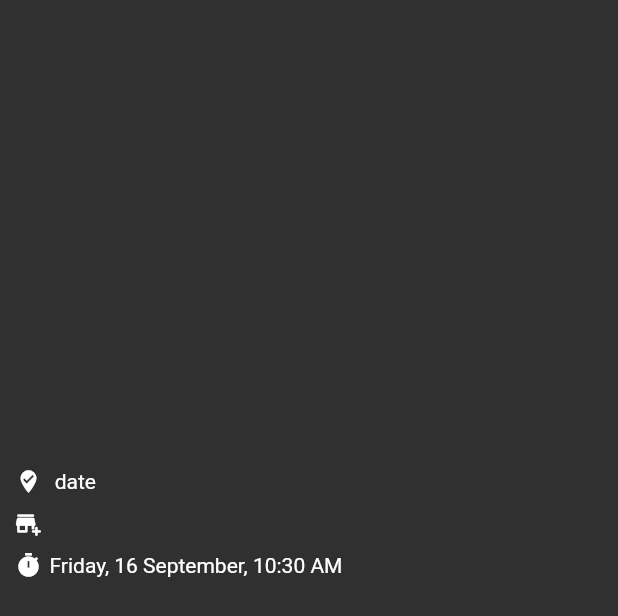
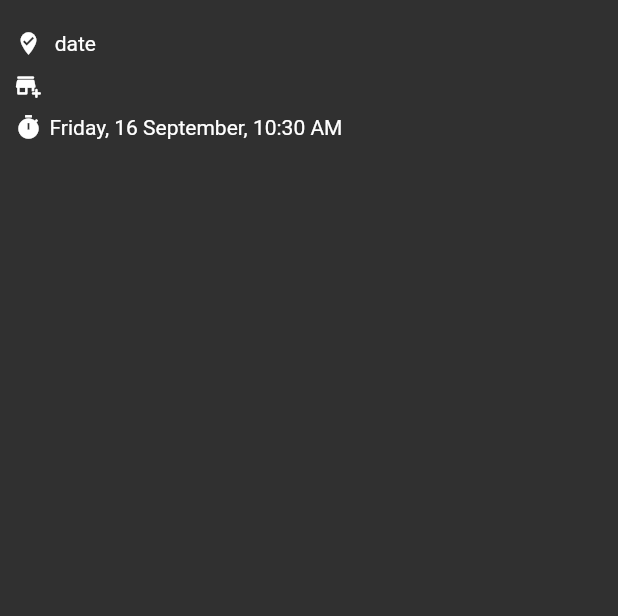
Before and after one commit to maym5/tryst_dating, a Flutter app: the DateInfo widget shown alone on an empty page, opened directly with empty values, on a phone screen of 412 x 824 dp. Shown: the top 616 px of the screen. Run offline on Flutter 3.47's test engine with Material 2 defaults, Android fonts, the phone set to English and light mode, and no system bars; our stand-ins replace cloud_firestore, dio, expandable_text, firebase_auth, firebase_core, firebase_messaging and 5 more; missing offline and left inert: reorderable_grid, simple_ripple_animation; accounts and stored records are empty; network calls fail.

Commit message:
fixed match_card.dart layout problem

```diff
--- a/lib/main.dart
+++ b/lib/main.dart
@@ -1,6 +1,5 @@
 import 'package:firebase_core/firebase_core.dart';
 import 'package:flutter/material.dart';
-import 'package:rendezvous_beta_v3/pages/dialogue_test_page.dart';
 import 'package:rendezvous_beta_v3/pages/discover_page.dart';
 import 'package:rendezvous_beta_v3/pages/home_page.dart';
 import 'package:rendezvous_beta_v3/pages/intro_page.dart';
@@ -42,7 +41,6 @@ class Rendezvous extends StatelessWidget {
         SignUpPage.id : (BuildContext context) => const SignUpPage(),
         LoginPage.id : (BuildContext context) => const LoginPage(),
         DiscoverPage.id : (BuildContext context) => const DiscoverPage(),
-        DialogueTestPage.id : (BuildContext context) => const DialogueTestPage(),
       },
     );
   }
--- a/lib/models/dates_model.dart
+++ b/lib/models/dates_model.dart
@@ -132,6 +132,7 @@ class DatesModel {
 
   Future<void> rescheduleDate(BuildContext context,
       {bool pickAnother = false}) async {
+    print("here");
     if (dateData != null && dateData?.venueID != null) {
       final Map _venueData =
           await GooglePlacesService().venueFromId(dateData!.venueID!);
--- a/lib/pages/loading_page.dart
+++ b/lib/pages/loading_page.dart
@@ -4,7 +4,6 @@ import 'package:flutter/material.dart';
 import 'package:rendezvous_beta_v3/animations/fade_in_animation.dart';
 import 'package:rendezvous_beta_v3/animations/text_fade_in.dart';
 import 'package:rendezvous_beta_v3/constants.dart';
-import 'package:rendezvous_beta_v3/pages/dialogue_test_page.dart';
 import 'package:rendezvous_beta_v3/pages/home_page.dart';
 import 'package:rendezvous_beta_v3/pages/intro_page.dart';
 import 'package:rendezvous_beta_v3/pages/user_edit_page.dart';
@@ -37,7 +36,7 @@ class _LoadingPageState extends State<LoadingPage> {
                 if (doc.exists) {
                   await UserData().getUserData();
                   setState(() => _showIndicator = false);
-                  Navigator.pushNamed(context, DialogueTestPage.id);
+                  Navigator.pushNamed(context, HomePage.id);
                 } else {
                   Navigator.pushNamed(context, UserEditPage.id);
                 }
--- a/lib/widgets/match_card.dart
+++ b/lib/widgets/match_card.dart
@@ -52,12 +52,25 @@ class _DateCardState extends State<DateCard>
     return Stack(
       children: <Widget>[
         NameAndButtons(data: widget.data),
-        _circleAvatar,
-        _thereIsADate ? DateInfo(
+        Row(
+          children: [
+            _thereIsADate ? Expanded(
+              flex: 2,
+              child: DateInfo(
                 venue: widget.data.venue!,
                 dateTime: widget.data.dateTime!,
                 dateType: widget.data.dateType!,
+              ),
             ): Container(),
+            Expanded(child: _circleAvatar, flex: 1,)
+          ],
+        ),
+        // _circleAvatar,
+        // _thereIsADate ? DateInfo(
+        //   venue: widget.data.venue!,
+        //   dateTime: widget.data.dateTime!,
+        //   dateType: widget.data.dateType!,
+        // ): Container(),
         _canTap ? _tapText : Container()
       ],
     );
@@ -161,8 +174,8 @@ class DateInfo extends StatelessWidget {
     return dateTypeString + " date";
   }
 
-  Widget get _dateDescription => Align(
-        alignment: const Alignment(-0.85, -0.2),
+  Widget get _dateDescription => FittedBox(
+    fit: BoxFit.scaleDown,
     child: Padding(
       padding: const EdgeInsets.only(left: 10, top: 20),
       child: Column(
@@ -182,19 +195,21 @@ class DateInfo extends StatelessWidget {
           ),
           const SizedBox(height: 10),
           Row(
+            mainAxisSize: MainAxisSize.min,
             children: [
               const Icon(Icons.add_business_rounded,
                   color: Colors.white, size: 18),
               const SizedBox(width: 5),
-                  Text(venue),
+              Text(venue, softWrap: true,),
             ],
           ),
           const SizedBox(height: 10),
           Row(
+            mainAxisSize: MainAxisSize.min,
             children: [
               const Icon(Icons.timer, color: Colors.white, size: 18),
               const SizedBox(width: 5),
-                  Text(displayDate!),
+              Text(displayDate!, softWrap: true),
             ],
           )
         ],
```
Also changed, not shown: lib/pages/dialogue_test_page.dart (deleted, +0 -47 lines). Lines whose indentation alone changed are shown as unchanged.
